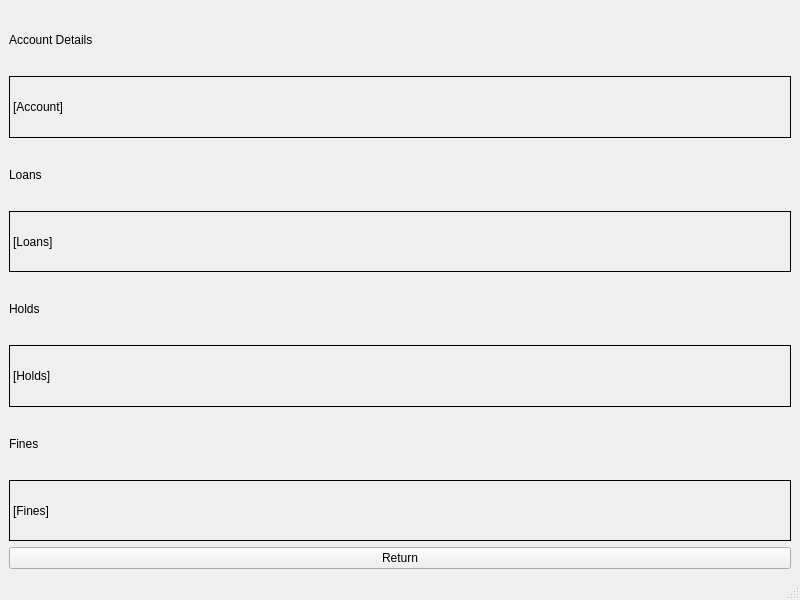
Before: the Qt Designer form accountwindow.ui in OliBot03/HinLIBS, drawn with Qt 5.
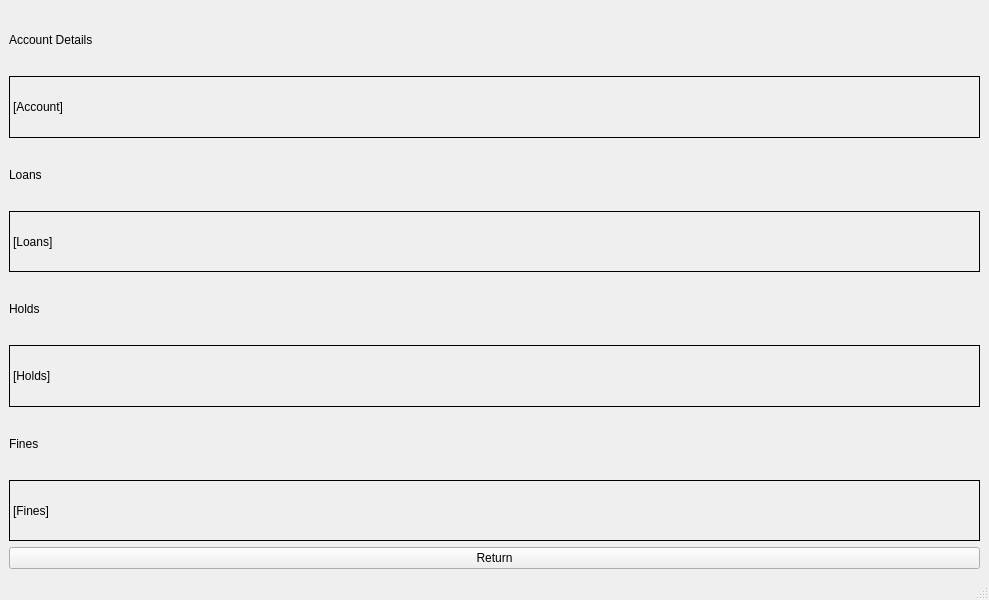
After: the same form once the commit is applied.

Patch:
```diff
--- a/accountwindow.ui
+++ b/accountwindow.ui
@@ -6,7 +6,7 @@
    <rect>
     <x>0</x>
     <y>0</y>
-    <width>800</width>
+    <width>989</width>
     <height>600</height>
    </rect>
   </property>
```
Left out of the diff: 2 changed lines with no effect on the pictures.
